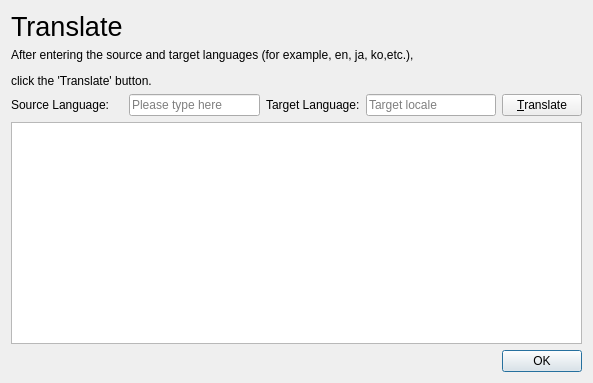
Above: gtranslatedialog.ui from enjoysoftware/cute-light-text-previewer before the change. Below: the same form after it.
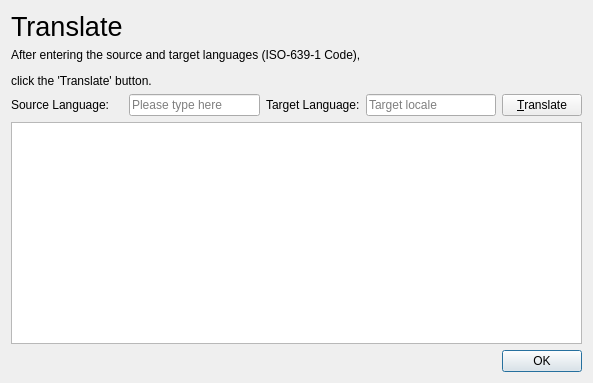
That is the form after the change.

Diff of the .ui file:
```diff
--- a/gtranslatedialog.ui
+++ b/gtranslatedialog.ui
@@ -87,7 +87,7 @@
    <item row="1" column="0" colspan="5">
     <widget class="QLabel" name="explainlabel">
      <property name="text">
-      <string>&lt;html&gt;&lt;head/&gt;&lt;body&gt;&lt;p&gt;After entering the source and target languages (for example, en, ja, ko,etc.),&lt;/p&gt;&lt;p&gt;click the 'Translate' button.&lt;/p&gt;&lt;/body&gt;&lt;/html&gt;</string>
+      <string>&lt;html&gt;&lt;head/&gt;&lt;body&gt;&lt;p&gt;After entering the source and target languages (ISO-639-1 Code),&lt;/p&gt;&lt;p&gt;click the 'Translate' button.&lt;/p&gt;&lt;/body&gt;&lt;/html&gt;</string>
      </property>
     </widget>
    </item>
```
Left out of the diff: 10 changed lines with no effect on the pictures.
